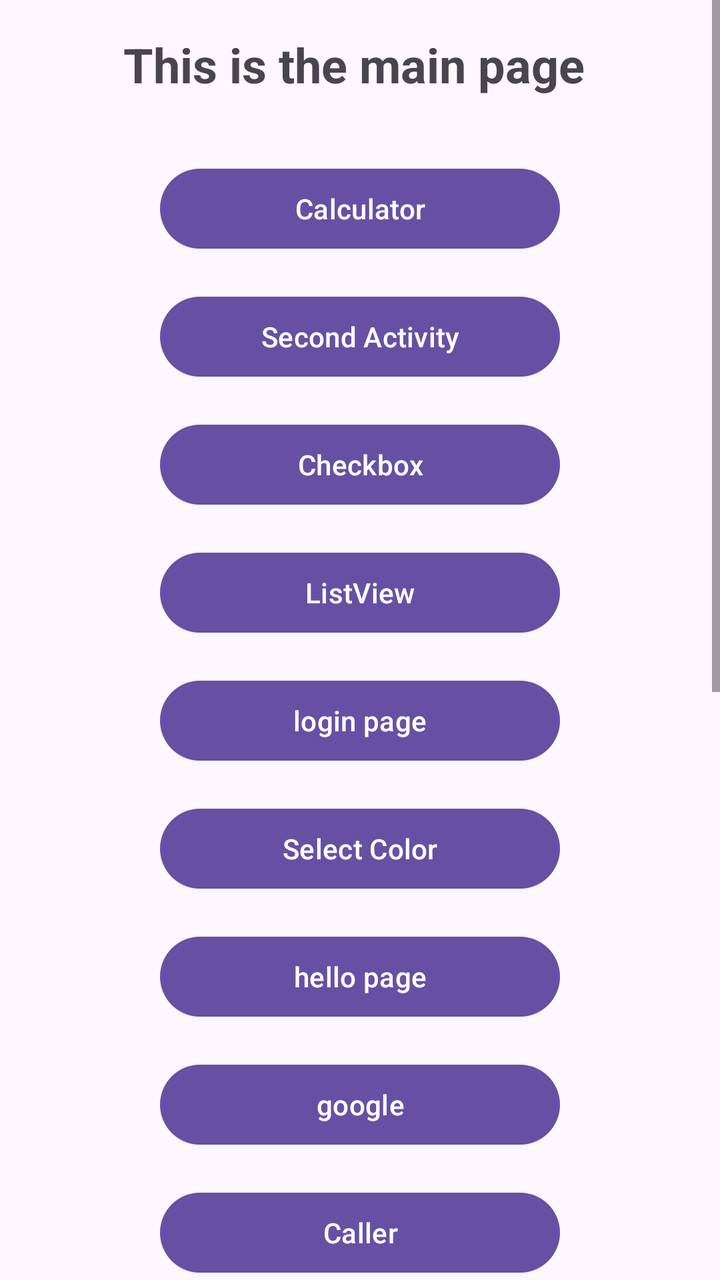
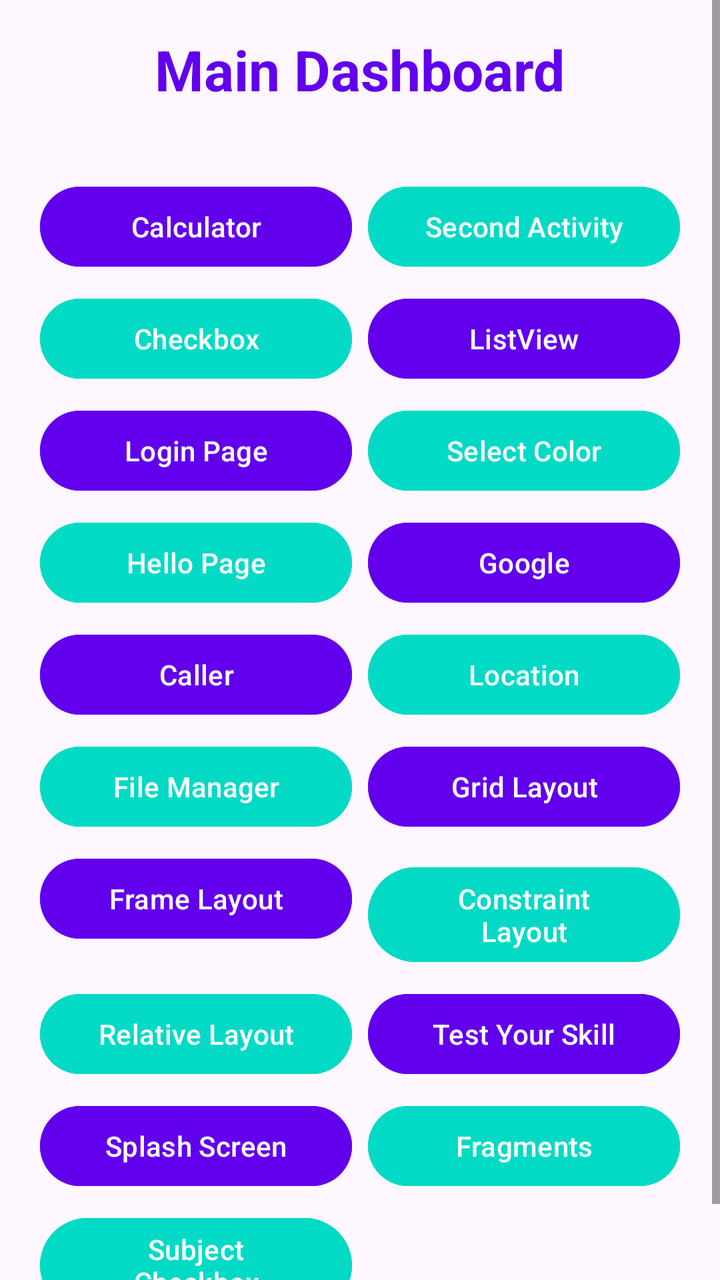

Compare the two renders of this Android layout. The source of the first and the diff that turns it into the second are given below.
<!-- AndroidManifest.xml: application theme Theme.TestProject -->
<!-- res/layout/activity_main.xml -->
<?xml version="1.0" encoding="utf-8"?>
<androidx.constraintlayout.widget.ConstraintLayout xmlns:android="http://schemas.android.com/apk/res/android"
    xmlns:app="http://schemas.android.com/apk/res-auto"
    xmlns:tools="http://schemas.android.com/tools"
    android:id="@+id/main"
    android:layout_width="match_parent"
    android:layout_height="match_parent"
    tools:context=".MainActivity">

    <ScrollView
        android:layout_width="match_parent"
        android:layout_height="match_parent"
        android:fillViewport="true">

        <LinearLayout
            android:layout_width="match_parent"
            android:layout_height="wrap_content"
            android:orientation="vertical"
            android:gravity="center"
            android:padding="16dp">

            <TextView
                android:layout_width="wrap_content"
                android:layout_height="wrap_content"
                android:layout_marginBottom="32dp"
                android:text="This is the main page "
                android:textSize="24sp"
                android:textStyle="bold" />

            <Button
                android:id="@+id/btn_open_calculator"
                android:layout_width="200dp"
                android:layout_height="wrap_content"
                android:layout_marginBottom="16dp"
                android:text="Calculator" />

            <Button
                android:id="@+id/btn_open_second_activity"
                android:layout_width="200dp"
                android:layout_height="wrap_content"
                android:layout_marginBottom="16dp"
                android:text="Second Activity" />

            <Button
                android:id="@+id/btn_open_checkbox"
                android:layout_width="200dp"
                android:layout_height="wrap_content"
                android:layout_marginBottom="16dp"
                android:text="Checkbox" />

            <Button
                android:id="@+id/btn_open_listview"
                android:layout_width="200dp"
                android:layout_height="wrap_content"
                android:text="ListView"
                android:layout_marginBottom="16dp"/>

            <Button
                android:id="@+id/btn_open_login_page"
                android:layout_width="200dp"
                android:layout_height="wrap_content"
                android:text="login page"
                android:layout_marginBottom="16dp"
                />
            <Button
                android:id="@+id/btn_open_select_color"
                android:layout_width="200dp"
                android:layout_height="wrap_content"
                android:text="Select Color"
                android:layout_marginBottom="16dp"
                />
            <Button
                android:id="@+id/btn_open_hello_page"
                android:layout_width="200dp"
                android:layout_height="wrap_content"
                android:layout_marginBottom="16dp"
                android:text="hello page"/>

            <Button
                android:id="@+id/btn_open_google"
                android:layout_width="200dp"
                android:layout_height="wrap_content"
                android:layout_marginBottom="16dp"
                android:text="google" />

            <Button
                android:id="@+id/btn_open_caller"
                android:layout_width="200dp"
                android:layout_height="wrap_content"
                android:layout_marginBottom="16dp"
                android:text="Caller" />

            <Button
                android:id="@+id/btn_open_location"
                android:layout_width="200dp"
                android:layout_height="wrap_content"
                android:layout_marginBottom="16dp"
                android:text="Location" />

            <Button
                android:id="@+id/btn_open_file_manager"
                android:layout_width="200dp"
                android:layout_height="wrap_content"
                android:layout_marginBottom="16dp"
                android:text="File Manager" />

            <Button
                android:id="@+id/btn_open_grid_layout"
                android:layout_width="200dp"
                android:layout_height="wrap_content"
                android:layout_marginBottom="16dp"
                android:text="Grid Layout" />
            <Button
                android:id="@+id/btn_open_frame_layout"
                android:layout_width="200dp"
                android:layout_height="wrap_content"
                android:layout_marginBottom="16dp"
                android:text="Frame Layout" />

            <Button
                android:id="@+id/btn_open_constraint_layout"
                android:layout_width="200dp"
                android:layout_height="wrap_content"
                android:layout_marginBottom="16dp"
                android:text="Constraint Layout" />

            <Button
                android:id="@+id/btn_open_relative_layout"
                android:layout_width="200dp"
                android:layout_height="wrap_content"
                android:layout_marginBottom="16dp"
                android:text="@string/relative_layout_text" />

            <Button
                android:id="@+id/btn_open_test_your_skill"
                android:layout_width="200dp"
                android:layout_height="wrap_content"
                android:layout_marginBottom="16dp"
                android:text="@string/test_your_skill" />

            <Button
                android:id="@+id/btn_open_splash"
                android:layout_width="200dp"
                android:layout_height="wrap_content"
                android:layout_marginBottom="16dp"
                android:text="@string/splash_screen" />


        </LinearLayout>
    </ScrollView>

</androidx.constraintlayout.widget.ConstraintLayout>
<!-- resources referenced by this layout -->
<resources>
  <string name="relative_layout_text">Relative Layout</string>
  <string name="splash_screen">Splash Screen</string>
  <string name="test_your_skill">Test Your Skill</string>
  <style name="Theme.TestProject" parent="Base.Theme.TestProject" />
  <style name="Base.Theme.TestProject" parent="Theme.Material3.DayNight.NoActionBar">
          
          
      </style>
</resources>

<!-- the commit's change to res/layout/activity_main.xml (unified diff, before → after) -->
@@ -16,135 +16,198 @@
             android:layout_width="match_parent"
             android:layout_height="wrap_content"
             android:orientation="vertical"
-            android:gravity="center"
             android:padding="16dp">
 
             <TextView
                 android:layout_width="wrap_content"
                 android:layout_height="wrap_content"
+                android:layout_gravity="center_horizontal"
                 android:layout_marginBottom="32dp"
-                android:text="This is the main page "
-                android:textSize="24sp"
-                android:textStyle="bold" />
-
-            <Button
-                android:id="@+id/btn_open_calculator"
-                android:layout_width="200dp"
+                android:text="@string/main_dashboard"
+                android:textSize="28sp"
+                android:textStyle="bold"
+                android:textColor="@color/button_color_1" />
+
+            <GridLayout
+                android:layout_width="match_parent"
                 android:layout_height="wrap_content"
-                android:layout_marginBottom="16dp"
-                android:text="Calculator" />
-
-            <Button
-                android:id="@+id/btn_open_second_activity"
-                android:layout_width="200dp"
-                android:layout_height="wrap_content"
-                android:layout_marginBottom="16dp"
-                android:text="Second Activity" />
-
-            <Button
-                android:id="@+id/btn_open_checkbox"
-                android:layout_width="200dp"
-                android:layout_height="wrap_content"
-                android:layout_marginBottom="16dp"
-                android:text="Checkbox" />
-
-            <Button
-                android:id="@+id/btn_open_listview"
-                android:layout_width="200dp"
-                android:layout_height="wrap_content"
-                android:text="ListView"
-                android:layout_marginBottom="16dp"/>
-
-            <Button
-                android:id="@+id/btn_open_login_page"
-                android:layout_width="200dp"
-                android:layout_height="wrap_content"
-                android:text="login page"
-                android:layout_marginBottom="16dp"
-                />
-            <Button
-                android:id="@+id/btn_open_select_color"
-                android:layout_width="200dp"
-                android:layout_height="wrap_content"
-                android:text="Select Color"
-                android:layout_marginBottom="16dp"
-                />
-            <Button
-                android:id="@+id/btn_open_hello_page"
-                android:layout_width="200dp"
-                android:layout_height="wrap_content"
-                android:layout_marginBottom="16dp"
-                android:text="hello page"/>
-
-            <Button
-                android:id="@+id/btn_open_google"
-                android:layout_width="200dp"
-                android:layout_height="wrap_content"
-                android:layout_marginBottom="16dp"
-                android:text="google" />
-
-            <Button
-                android:id="@+id/btn_open_caller"
-                android:layout_width="200dp"
-                android:layout_height="wrap_content"
-                android:layout_marginBottom="16dp"
-                android:text="Caller" />
-
-            <Button
-                android:id="@+id/btn_open_location"
-                android:layout_width="200dp"
-                android:layout_height="wrap_content"
-                android:layout_marginBottom="16dp"
-                android:text="Location" />
-
-            <Button
-                android:id="@+id/btn_open_file_manager"
-                android:layout_width="200dp"
-                android:layout_height="wrap_content"
-                android:layout_marginBottom="16dp"
-                android:text="File Manager" />
-
-            <Button
-                android:id="@+id/btn_open_grid_layout"
-                android:layout_width="200dp"
-                android:layout_height="wrap_content"
-                android:layout_marginBottom="16dp"
-                android:text="Grid Layout" />
-            <Button
-                android:id="@+id/btn_open_frame_layout"
-                android:layout_width="200dp"
-                android:layout_height="wrap_content"
-                android:layout_marginBottom="16dp"
-                android:text="Frame Layout" />
-
-            <Button
-                android:id="@+id/btn_open_constraint_layout"
-                android:layout_width="200dp"
-                android:layout_height="wrap_content"
-                android:layout_marginBottom="16dp"
-                android:text="Constraint Layout" />
-
-            <Button
-                android:id="@+id/btn_open_relative_layout"
-                android:layout_width="200dp"
-                android:layout_height="wrap_content"
-                android:layout_marginBottom="16dp"
-                android:text="@string/relative_layout_text" />
-
-            <Button
-                android:id="@+id/btn_open_test_your_skill"
-                android:layout_width="200dp"
-                android:layout_height="wrap_content"
-                android:layout_marginBottom="16dp"
-                android:text="@string/test_your_skill" />
-
-            <Button
-                android:id="@+id/btn_open_splash"
-                android:layout_width="200dp"
-                android:layout_height="wrap_content"
-                android:layout_marginBottom="16dp"
-                android:text="@string/splash_screen" />
-
+                android:columnCount="2"
+                android:alignmentMode="alignMargins"
+                android:columnOrderPreserved="false">
+
+                <Button
+                    android:id="@+id/btn_open_calculator"
+                    android:layout_width="0dp"
+                    android:layout_height="wrap_content"
+                    android:layout_columnWeight="1"
+                    android:layout_margin="4dp"
+                    android:backgroundTint="@color/button_color_1"
+                    android:text="@string/calculator" />
+
+                <Button
+                    android:id="@+id/btn_open_second_activity"
+                    android:layout_width="0dp"
+                    android:layout_height="wrap_content"
+                    android:layout_columnWeight="1"
+                    android:layout_margin="4dp"
+                    android:backgroundTint="@color/button_color_2"
+                    android:text="@string/second_activity" />
+
+                <Button
+                    android:id="@+id/btn_open_checkbox"
+                    android:layout_width="0dp"
+                    android:layout_height="wrap_content"
+                    android:layout_columnWeight="1"
+                    android:layout_margin="4dp"
+                    android:backgroundTint="@color/button_color_2"
+                    android:text="@string/checkbox" />
+
+                <Button
+                    android:id="@+id/btn_open_listview"
+                    android:layout_width="0dp"
+                    android:layout_height="wrap_content"
+                    android:layout_columnWeight="1"
+                    android:layout_margin="4dp"
+                    android:backgroundTint="@color/button_color_1"
+                    android:text="@string/listview" />
+
+                <Button
+                    android:id="@+id/btn_open_login_page"
+                    android:layout_width="0dp"
+                    android:layout_height="wrap_content"
+                    android:layout_columnWeight="1"
+                    android:layout_margin="4dp"
+                    android:backgroundTint="@color/button_color_1"
+                    android:text="@string/login_page_btn" />
+
+                <Button
+                    android:id="@+id/btn_open_select_color"
+                    android:layout_width="0dp"
+                    android:layout_height="wrap_content"
+                    android:layout_columnWeight="1"
+                    android:layout_margin="4dp"
+                    android:backgroundTint="@color/button_color_2"
+                    android:text="@string/select_color" />
+
+                <Button
+                    android:id="@+id/btn_open_hello_page"
+                    android:layout_width="0dp"
+                    android:layout_height="wrap_content"
+                    android:layout_columnWeight="1"
+                    android:layout_margin="4dp"
+                    android:backgroundTint="@color/button_color_2"
+                    android:text="@string/hello_page" />
+
+                <Button
+                    android:id="@+id/btn_open_google"
+                    android:layout_width="0dp"
+                    android:layout_height="wrap_content"
+                    android:layout_columnWeight="1"
+                    android:layout_margin="4dp"
+                    android:backgroundTint="@color/button_color_1"
+                    android:text="@string/google" />
+
+                <Button
+                    android:id="@+id/btn_open_caller"
+                    android:layout_width="0dp"
+                    android:layout_height="wrap_content"
+                    android:layout_columnWeight="1"
+                    android:layout_margin="4dp"
+                    android:backgroundTint="@color/button_color_1"
+                    android:text="@string/caller" />
+
+                <Button
+                    android:id="@+id/btn_open_location"
+                    android:layout_width="0dp"
+                    android:layout_height="wrap_content"
+                    android:layout_columnWeight="1"
+                    android:layout_margin="4dp"
+                    android:backgroundTint="@color/button_color_2"
+                    android:text="@string/location" />
+
+                <Button
+                    android:id="@+id/btn_open_file_manager"
+                    android:layout_width="0dp"
+                    android:layout_height="wrap_content"
+                    android:layout_columnWeight="1"
+                    android:layout_margin="4dp"
+                    android:backgroundTint="@color/button_color_2"
+                    android:text="@string/file_manager" />
+
+                <Button
+                    android:id="@+id/btn_open_grid_layout"
+                    android:layout_width="0dp"
+                    android:layout_height="wrap_content"
+                    android:layout_columnWeight="1"
+                    android:layout_margin="4dp"
+                    android:backgroundTint="@color/button_color_1"
+                    android:text="@string/grid_layout" />
+
+                <Button
+                    android:id="@+id/btn_open_frame_layout"
+                    android:layout_width="0dp"
+                    android:layout_height="wrap_content"
+                    android:layout_columnWeight="1"
+                    android:layout_margin="4dp"
+                    android:backgroundTint="@color/button_color_1"
+                    android:text="@string/frame_layout" />
+
+                <Button
+                    android:id="@+id/btn_open_constraint_layout"
+                    android:layout_width="0dp"
+                    android:layout_height="wrap_content"
+                    android:layout_columnWeight="1"
+                    android:layout_margin="4dp"
+                    android:backgroundTint="@color/button_color_2"
+                    android:text="@string/constraint_layout" />
+
+                <Button
+                    android:id="@+id/btn_open_relative_layout"
+                    android:layout_width="0dp"
+                    android:layout_height="wrap_content"
+                    android:layout_columnWeight="1"
+                    android:layout_margin="4dp"
+                    android:backgroundTint="@color/button_color_2"
+                    android:text="@string/relative_layout_text" />
+
+                <Button
+                    android:id="@+id/btn_open_test_your_skill"
+                    android:layout_width="0dp"
+                    android:layout_height="wrap_content"
+                    android:layout_columnWeight="1"
+                    android:layout_margin="4dp"
+                    android:backgroundTint="@color/button_color_1"
+                    android:text="@string/test_your_skill" />
+
+                <Button
+                    android:id="@+id/btn_open_splash"
+                    android:layout_width="0dp"
+                    android:layout_height="wrap_content"
+                    android:layout_columnWeight="1"
+                    android:layout_margin="4dp"
+                    android:backgroundTint="@color/button_color_1"
+                    android:text="@string/splash_screen" />
+
+                <Button
+                    android:id="@+id/btn_open_fragments"
+                    android:layout_width="0dp"
+                    android:layout_height="wrap_content"
+                    android:layout_columnWeight="1"
+                    android:layout_margin="4dp"
+                    android:backgroundTint="@color/button_color_2"
+                    android:text="@string/fragments_dashboard" />
+
+                <Button
+                    android:id="@+id/btn_open_subject"
+                    android:layout_width="0dp"
+                    android:layout_height="wrap_content"
+                    android:layout_columnWeight="1"
+                    android:layout_margin="4dp"
+                    android:backgroundTint="@color/button_color_2"
+                    android:text="Subject Checkbox" />
+
+
+            </GridLayout>
 
         </LinearLayout>
     </ScrollView>
<!-- resource entries referenced after the edit -->
@@ -1,6 +1,24 @@
 <!-- resources referenced by this layout -->
 <resources>
+  <color name="button_color_1">#6200EE</color>
+  <color name="button_color_2">#03DAC6</color>
+  <string name="calculator">Calculator</string>
+  <string name="caller">Caller</string>
+  <string name="checkbox">Checkbox</string>
+  <string name="constraint_layout">Constraint Layout</string>
+  <string name="file_manager">File Manager</string>
+  <string name="fragments_dashboard">Fragments</string>
+  <string name="frame_layout">Frame Layout</string>
+  <string name="google">Google</string>
+  <string name="grid_layout">Grid Layout</string>
+  <string name="hello_page">Hello Page</string>
+  <string name="listview">ListView</string>
+  <string name="location">Location</string>
+  <string name="login_page_btn">Login Page</string>
+  <string name="main_dashboard">Main Dashboard</string>
   <string name="relative_layout_text">Relative Layout</string>
+  <string name="second_activity">Second Activity</string>
+  <string name="select_color">Select Color</string>
   <string name="splash_screen">Splash Screen</string>
   <string name="test_your_skill">Test Your Skill</string>
   <style name="Theme.TestProject" parent="Base.Theme.TestProject" />
